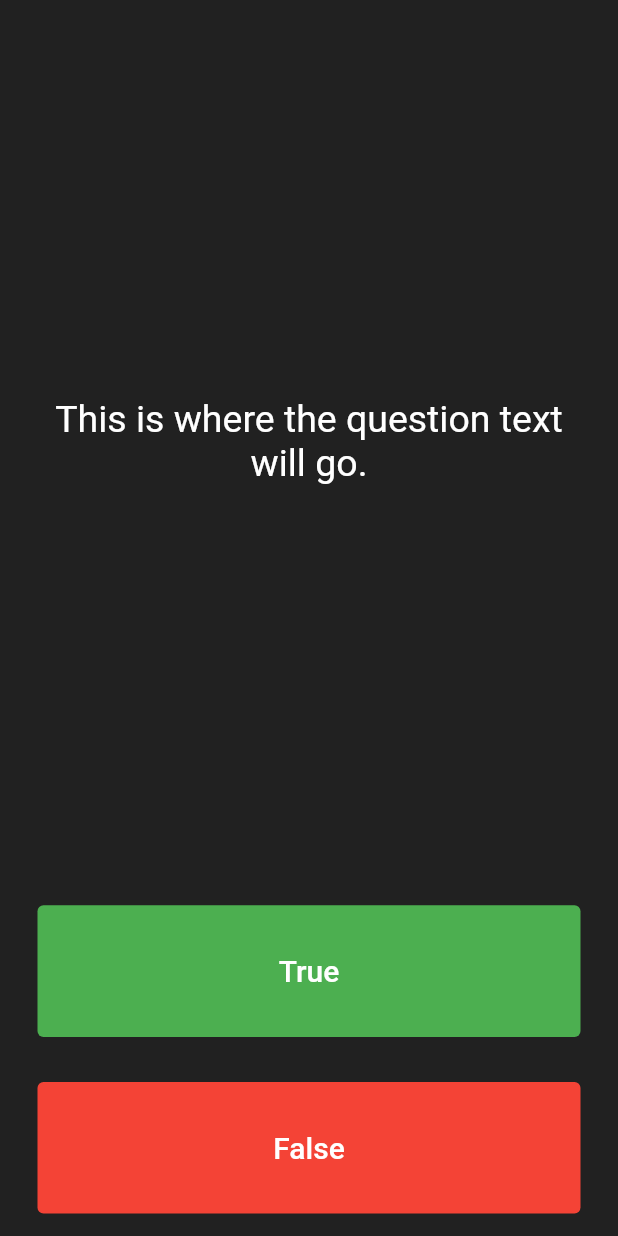
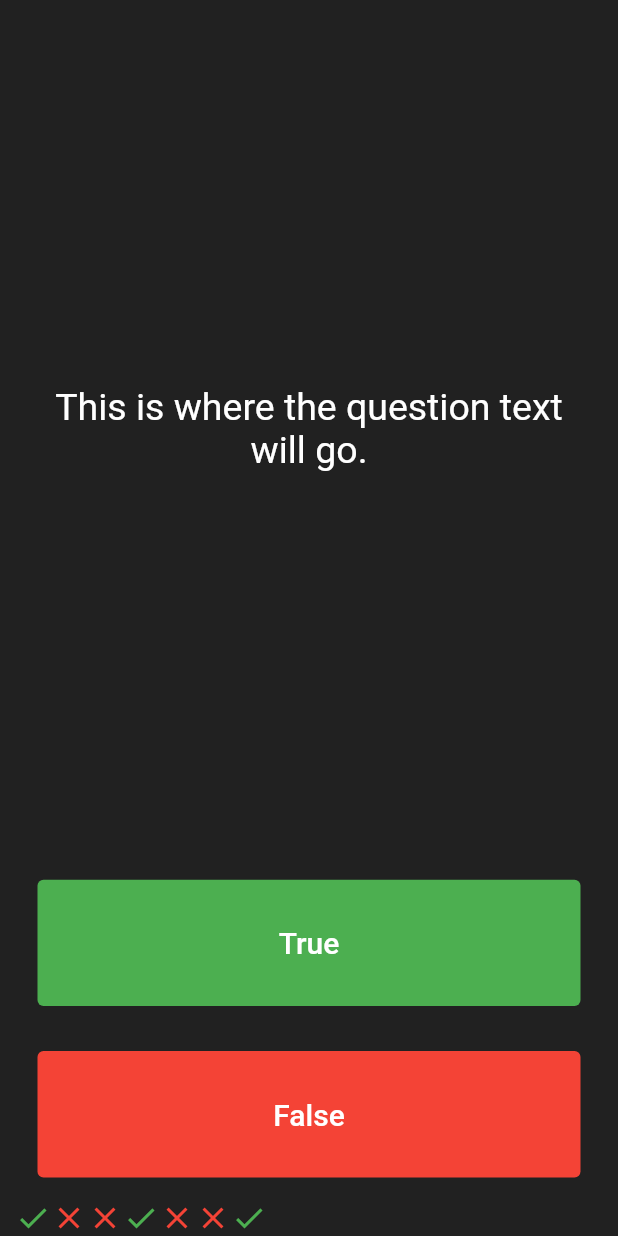
Before and after one commit to carlstep/ab_quizzler_app, a Flutter app: the screen it shows after launch, after a tap on "True", on a phone screen of 412 x 824 dp. Run offline on Flutter 3.47's test engine with Material 2 defaults, Android fonts, the phone set to English and light mode, and no system bars.

Commit message:
created scorecard list

```diff
--- a/lib/main.dart
+++ b/lib/main.dart
@@ -25,6 +25,33 @@ class QuizPage extends StatefulWidget {
 }
 
 class _QuizPageState extends State<QuizPage> {
+  List<Icon> scoreKeeper = [
+    Icon(
+      Icons.check,
+      color: Colors.green,
+    ),
+    Icon(
+      Icons.close,
+      color: Colors.red,
+    ),
+    Icon(
+      Icons.close,
+      color: Colors.red,
+    ),
+    Icon(
+      Icons.check,
+      color: Colors.green,
+    ),
+    Icon(
+      Icons.close,
+      color: Colors.red,
+    ),
+    Icon(
+      Icons.close,
+      color: Colors.red,
+    ),
+  ];
+
   @override
   Widget build(BuildContext context) {
     return Column(
@@ -60,7 +87,16 @@ class _QuizPageState extends State<QuizPage> {
                 ),
               ),
               onPressed: () {
-                //The user picked true.
+                setState(
+                  () {
+                    scoreKeeper.add(
+                      Icon(
+                        Icons.check,
+                        color: Colors.green,
+                      ),
+                    );
+                  },
+                );
               },
             ),
           ),
@@ -83,7 +119,9 @@ class _QuizPageState extends State<QuizPage> {
             ),
           ),
         ),
-        //TODO: Add a Row here as your score keeper
+        Row(
+          children: scoreKeeper,
+        ),
       ],
     );
   }
```
